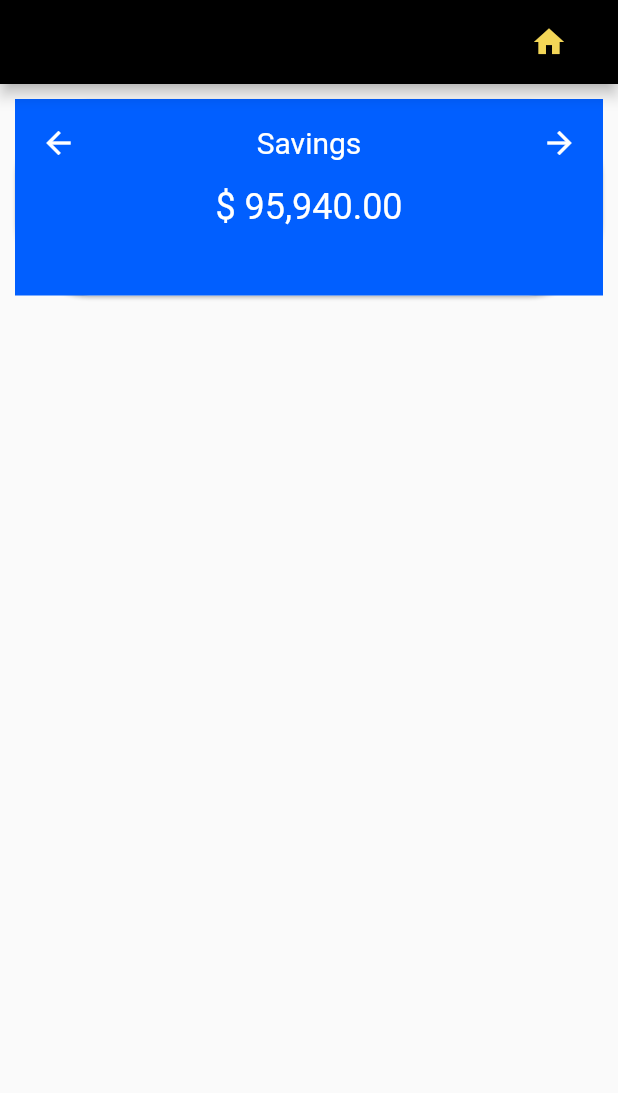
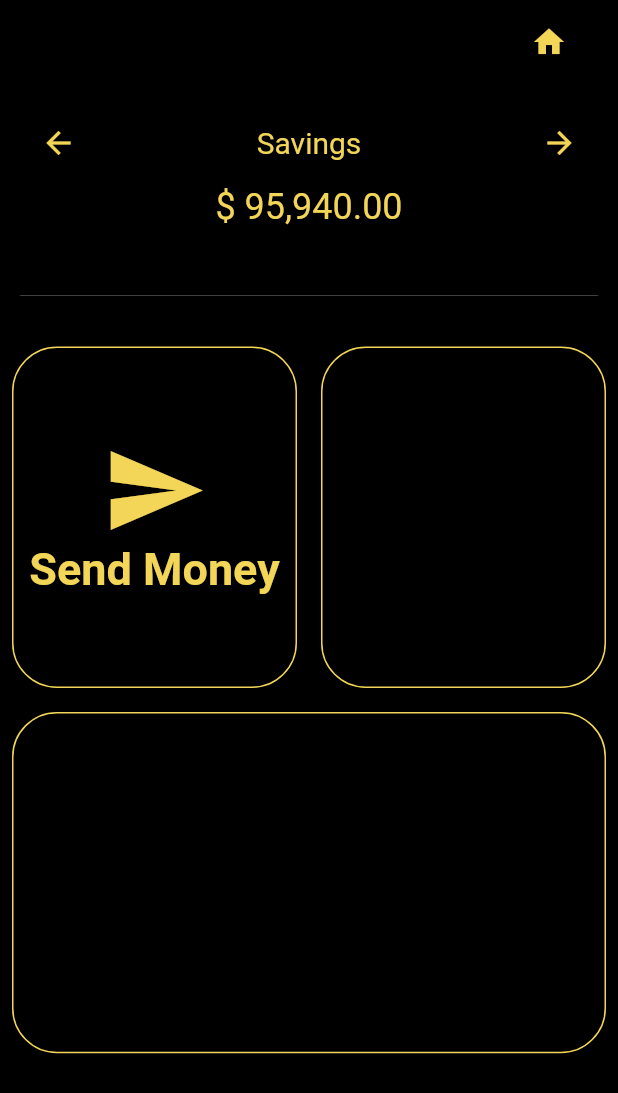
Before and after one commit to silentl007/bankapptest, a Flutter app: the Home screen opened directly, on a phone screen of 412 x 824 dp. Shown: the top 1093 px of the screen. Run offline on Flutter 3.47's test engine with Material 2 defaults, Android fonts, the phone set to English and light mode, and no system bars.

Commit message:
still on home design

```diff
--- a/lib/home.dart
+++ b/lib/home.dart
@@ -18,23 +18,102 @@ class _HomeState extends State<Home> {
             context, MaterialPageRoute(builder: (context) => Login()));
       },
       child: Scaffold(
+          backgroundColor: UserColors.blackbackground,
           appBar: userWidgets.userappbar(Icons.home),
           body: Column(
-            children: [accountDetails()],
+            children: [
+              accountDetails(),
+              Divider(),
+              Expanded(
+                  child: Padding(
+                padding: const EdgeInsets.all(8.0),
+                child: Column(
+                  children: [
+                    Expanded(
+                      flex: 2,
+                      child: Container(
+                        child: Row(
+                          children: [
+                            Expanded(
+                                flex: 1,
+                                child: Container(
+                                  height: double.infinity,
+                                  width: double.infinity,
+                                  decoration: decorContainer(),
+                                  child: Center(
+                                    child: columnContainer(
+                                        'Send Money', Icons.send, 70, 30),
+                                  ),
+                                )),
+                            VerticalDivider(),
+                            Expanded(
+                                flex: 1,
+                                child: Container(
+                                  height: double.infinity,
+                                  width: double.infinity,
+                                  decoration: decorContainer(),
+                                )),
+                          ],
+                        ),
+                      ),
+                    ),
+                    Divider(),
+                    Expanded(
+                      flex: 2,
+                      child: Container(
+                        height: double.infinity,
+                        width: double.infinity,
+                        decoration: decorContainer(),
+                      ),
+                    ),
+                    Expanded(
+                      flex: 1,
+                      child: Container(
+                        color: Colors.transparent,
+                      ),
+                    ),
+                  ],
+                ),
+              )),
+            ],
           )),
     ));
+  }
+
+  columnContainer(
+      String text, IconData icon, double iconSize, double textSize) {
+    return Column(
+      mainAxisAlignment: MainAxisAlignment.center,
+      children: [
+        Icon(
+          icon,
+          color: UserColors.yellowColor,
+          size: iconSize,
+        ),
+        Text(
+          text,
+          style: TextStyle(
+              color: UserColors.yellowColor,
+              fontSize: textSize,
+              fontWeight: FontWeight.bold),
+        )
+      ],
+    );
+  }
+
+  decorContainer() {
+    return BoxDecoration(
+        border: Border.all(
+          color: UserColors.yellowColor,
+        ),
+        borderRadius: BorderRadius.all(Radius.circular(30)));
   }
 
   accountDetails() {
     return Card(
       margin: EdgeInsets.all(10.0),
-      elevation: 1.0,
-      shape: RoundedRectangleBorder(
-          borderRadius: BorderRadius.all(Radius.circular(50.0))),
       child: Container(
-          decoration: BoxDecoration(
-              gradient: RadialGradient(
-                  colors: [Color(0xFF015FFF), Color(0xFF015FFF)])),
+          color: UserColors.blackbackground,
           padding: EdgeInsets.all(5.0),
           // color: Color(0xFF015FFF),
           child: Column(
@@ -45,16 +124,17 @@ class _HomeState extends State<Home> {
                   IconButton(
                     icon: Icon(
                       Icons.arrow_back,
-                      color: Colors.white,
+                      color: UserColors.yellowColor,
                     ),
                     onPressed: () {},
                   ),
                   Text("Savings",
-                      style: TextStyle(color: Colors.white, fontSize: 20.0)),
+                      style: TextStyle(
+                          color: UserColors.yellowColor, fontSize: 20.0)),
                   IconButton(
                     icon: Icon(
                       Icons.arrow_forward,
-                      color: Colors.white,
+                      color: UserColors.yellowColor,
                     ),
                     onPressed: () {},
                   )
@@ -64,7 +144,8 @@ class _HomeState extends State<Home> {
                 child: Padding(
                   padding: EdgeInsets.all(5.0),
                   child: Text(r"$ " "95,940.00",
-                      style: TextStyle(color: Colors.white, fontSize: 24.0)),
+                      style: TextStyle(
+                          color: UserColors.yellowColor, fontSize: 24.0)),
                 ),
               ),
               SizedBox(height: 35.0),
--- a/pubspec.yaml
+++ b/pubspec.yaml
@@ -25,6 +25,9 @@ dependencies:
     sdk: flutter
   awesome_dialog: ^2.0.0
   http: ^0.13.3
+  shared_preferences: ^0.5.2
+  flutter_animator: 2.1.0
+  number_display:
 
 
   # The following adds the Cupertino Icons font to your application.
```
Also changed, not shown: pubspec.lock.
